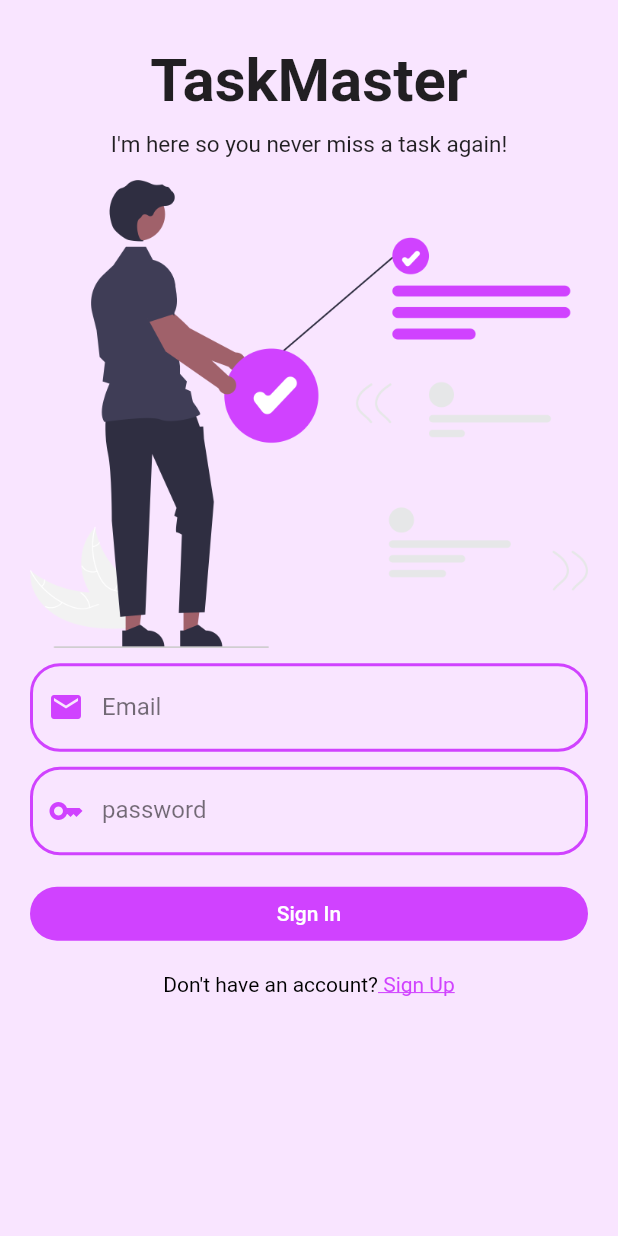
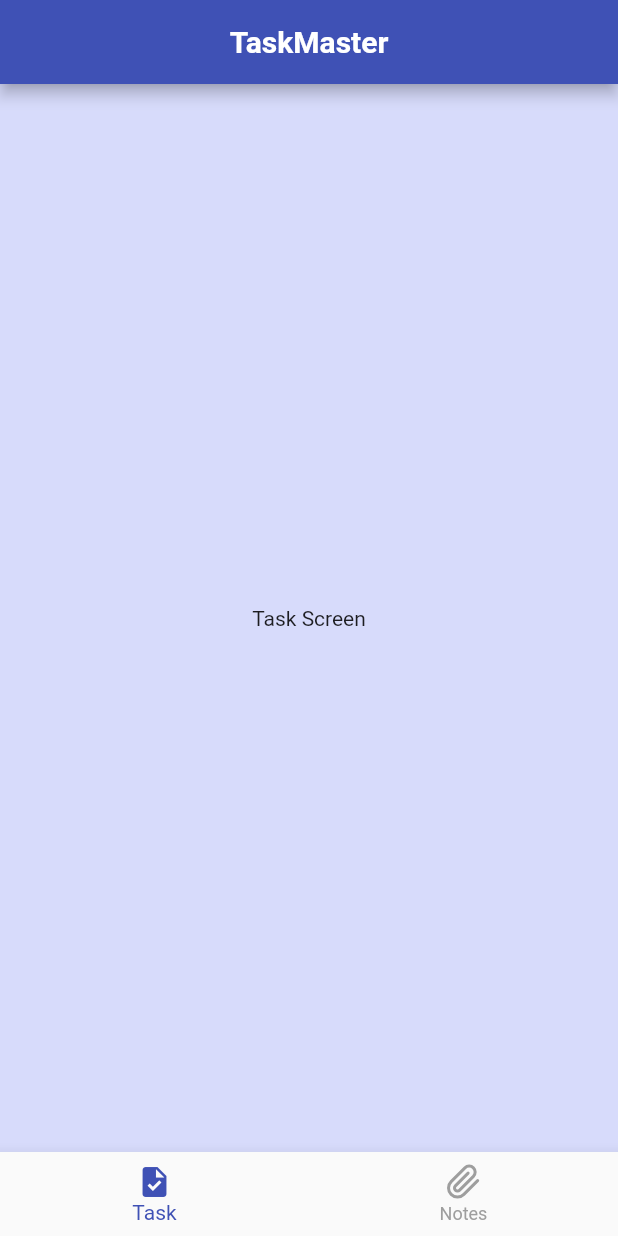
Before and after one commit to Jayakrishnan-manoj/TaskMaster, a Flutter app: the screen it shows after launch, after a tap on "Sign In", on a phone screen of 412 x 824 dp. Run offline on Flutter 3.47's test engine with Material 2 defaults, Android fonts, the phone set to English and light mode, and no system bars; our stand-ins replace firebase_auth, firebase_core, flutter_feather_icons; accounts and stored records are empty; network calls fail.

Commit message:
setup homescreen

```diff
--- a/lib/main.dart
+++ b/lib/main.dart
@@ -16,8 +16,8 @@ class MyApp extends StatelessWidget {
     return MaterialApp(
       debugShowCheckedModeBanner: false,
       theme: ThemeData(
-        primaryColor:const  Color.fromRGBO(208, 66, 255, 1),
-        scaffoldBackgroundColor:const  Color.fromRGBO(249,229,255,1)
+        primaryColor: Colors.indigo,
+        scaffoldBackgroundColor:Color.fromARGB(255, 215, 219, 251)
       ),
       home: SignInScreen(),
     );
--- /dev/null
+++ b/lib/screens/home_screen.dart
@@ -0,0 +1,44 @@
+import 'package:flutter/material.dart';
+import 'package:flutter/src/widgets/container.dart';
+import 'package:flutter/src/widgets/framework.dart';
+import 'package:flutter_feather_icons/flutter_feather_icons.dart';
+import 'package:task_master/screens/notes_screen.dart';
+import 'package:task_master/screens/task_screen.dart';
+import 'package:task_master/widgets/bottom_navigation.dart';
+
+class HomeScreen extends StatelessWidget {
+  const HomeScreen({super.key});
+
+  static ValueNotifier<int> selectedIndex = ValueNotifier(0);
+
+  final _screens = const [
+    TaskScreen(),
+    NotesScreen(),
+  ];
+
+  @override
+  Widget build(BuildContext context) {
+    return Scaffold(
+      appBar: AppBar(
+        title: const Text(
+          "TaskMaster",
+          style: TextStyle(
+            color: Colors.white,
+            fontWeight: FontWeight.bold,
+          ),
+        ),
+        backgroundColor: Theme.of(context).primaryColor,
+        centerTitle: true,
+      ),
+      bottomNavigationBar: BottomNavigation(),
+      body: SafeArea(
+        child: ValueListenableBuilder(
+          valueListenable: selectedIndex,
+          builder: (BuildContext ctx, int updatedIndex, _) {
+            return _screens[updatedIndex];
+          },
+        ),
+      ),
+    );
+  }
+}
--- /dev/null
+++ b/lib/screens/notes_screen.dart
@@ -0,0 +1,16 @@
+import 'package:flutter/src/widgets/container.dart';
+import 'package:flutter/src/widgets/framework.dart';
+
+class NotesScreen extends StatefulWidget {
+  const NotesScreen({super.key});
+
+  @override
+  State<NotesScreen> createState() => _NotesScreenState();
+}
+
+class _NotesScreenState extends State<NotesScreen> {
+  @override
+  Widget build(BuildContext context) {
+    return Container();
+  }
+}
--- a/lib/screens/sign_in.dart
+++ b/lib/screens/sign_in.dart
@@ -1,6 +1,8 @@
 import 'package:flutter/gestures.dart';
 import 'package:flutter/material.dart';
+import 'package:task_master/screens/home_screen.dart';
 import 'package:task_master/screens/sign_up.dart';
+import 'package:task_master/screens/task_screen.dart';
 import 'package:task_master/services/firefunctions.dart';
 import 'package:task_master/widgets/reusables.dart';
 
@@ -19,11 +21,12 @@ class _SignInScreenState extends State<SignInScreen> {
   @override
   Widget build(BuildContext context) {
     return Scaffold(
-      body: SingleChildScrollView(
+      body: SafeArea(
+        child: SingleChildScrollView(
           child: Padding(
             padding: const EdgeInsets.only(
               top: 30,
-            bottom: 40,
+              bottom: 30,
               left: 20,
               right: 20,
             ),
@@ -51,7 +54,7 @@ class _SignInScreenState extends State<SignInScreen> {
                   ),
                   Image.asset('assets/tasks.png'),
                   const SizedBox(
-                  height: 10,
+                    height: 20,
                   ),
                   TextFormField(
                       decoration: textInputDecoration.copyWith(
@@ -104,12 +107,13 @@ class _SignInScreenState extends State<SignInScreen> {
                     child: ElevatedButton(
                       style: ElevatedButton.styleFrom(
                           elevation: 0,
-                        backgroundColor: const Color.fromRGBO(208, 66, 255, 1),
+                          backgroundColor: Colors.indigo,
                           shape: RoundedRectangleBorder(
                             borderRadius: BorderRadius.circular(30),
                           )),
                       onPressed: () {
                         auth.loginUser(email, password);
+                        nextScreenReplace(context,const HomeScreen());
                       },
                       child: const Text(
                         "Sign In",
@@ -139,6 +143,7 @@ class _SignInScreenState extends State<SignInScreen> {
             ),
           ),
         ),
+      ),
     );
   }
 }
--- a/lib/screens/sign_up.dart
+++ b/lib/screens/sign_up.dart
@@ -128,7 +128,7 @@ class _SignUpScreenState extends State<SignUpScreen> {
                   child: ElevatedButton(
                     style: ElevatedButton.styleFrom(
                         elevation: 0,
-                        backgroundColor: const Color.fromRGBO(208, 66, 255, 1),
+                        backgroundColor: Colors.indigo,
                         shape: RoundedRectangleBorder(
                           borderRadius: BorderRadius.circular(30),
                         )),
--- /dev/null
+++ b/lib/screens/task_screen.dart
@@ -0,0 +1,19 @@
+import 'package:flutter/material.dart';
+import 'package:flutter_feather_icons/flutter_feather_icons.dart';
+
+class TaskScreen extends StatefulWidget {
+  const TaskScreen({super.key});
+
+  @override
+  State<TaskScreen> createState() => _TaskScreenState();
+}
+
+class _TaskScreenState extends State<TaskScreen> {
+  @override
+  Widget build(BuildContext context) {
+    return Scaffold(
+      body: Center(child: Text("Task Screen"),),
+
+    );
+  }
+}
--- /dev/null
+++ b/lib/widgets/bottom_navigation.dart
@@ -0,0 +1,37 @@
+import 'package:flutter/material.dart';
+import 'package:flutter_feather_icons/flutter_feather_icons.dart';
+import 'package:task_master/screens/home_screen.dart';
+
+class BottomNavigation extends StatelessWidget {
+  const BottomNavigation({super.key});
+
+  @override
+  Widget build(BuildContext context) {
+    return ValueListenableBuilder(
+        valueListenable: HomeScreen.selectedIndex,
+        builder: (BuildContext ctx, int updatedIndex, Widget? _) {
+          return BottomNavigationBar(
+            selectedItemColor: Theme.of(context).primaryColor,
+            unselectedItemColor: Colors.grey,
+            currentIndex: updatedIndex,
+            onTap: (newIndex) {
+              HomeScreen.selectedIndex.value = newIndex;
+            },
+            items: const [
+              BottomNavigationBarItem(
+                label: "Task",
+                icon: Icon(
+                  Icons.task,
+                ),
+              ),
+              BottomNavigationBarItem(
+                label: "Notes",
+                icon: Icon(
+                  FeatherIcons.paperclip,
+                ),
+              ),
+            ],
+          );
+        });
+  }
+}
--- a/lib/widgets/reusables.dart
+++ b/lib/widgets/reusables.dart
@@ -7,13 +7,13 @@ const textInputDecoration = InputDecoration(
   ),
   focusedBorder: OutlineInputBorder(
       borderSide: BorderSide(
-        color: Color.fromARGB(255, 90, 3, 137),
+        color: Color.fromARGB(255, 20, 32, 101),
         width: 2,
       ),
       borderRadius: BorderRadius.all(Radius.circular(20.0))),
   enabledBorder: OutlineInputBorder(
       borderSide: BorderSide(
-        color: Color.fromRGBO(208, 66, 255, 1),
+        color: Colors.indigo,
         width: 2,
       ),
       borderRadius: BorderRadius.all(Radius.circular(20.0))),
--- a/pubspec.yaml
+++ b/pubspec.yaml
@@ -34,6 +34,7 @@ dependencies:
   cloud_firestore: ^4.2.0
   firebase_auth: ^4.2.1
   firebase_core: ^2.4.0
+  flutter_feather_icons: ^2.0.0
 
 
   # The following adds the Cupertino Icons font to your application.
```
Also changed, not shown: pubspec.lock. Lines whose indentation alone changed are shown as unchanged.
